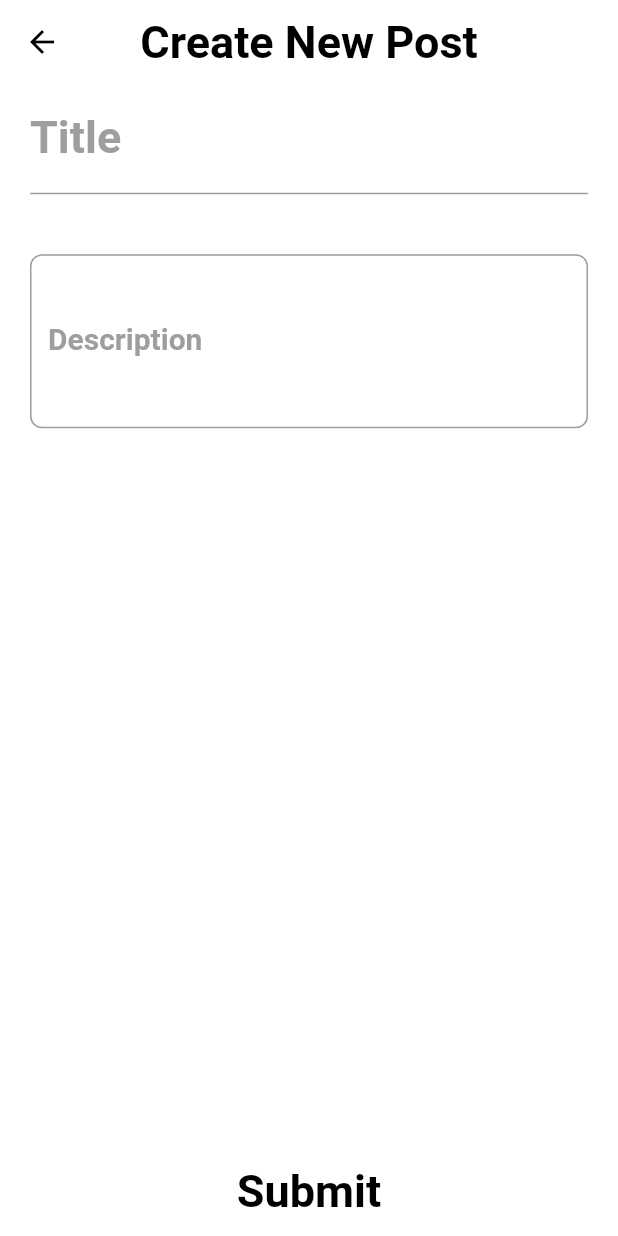
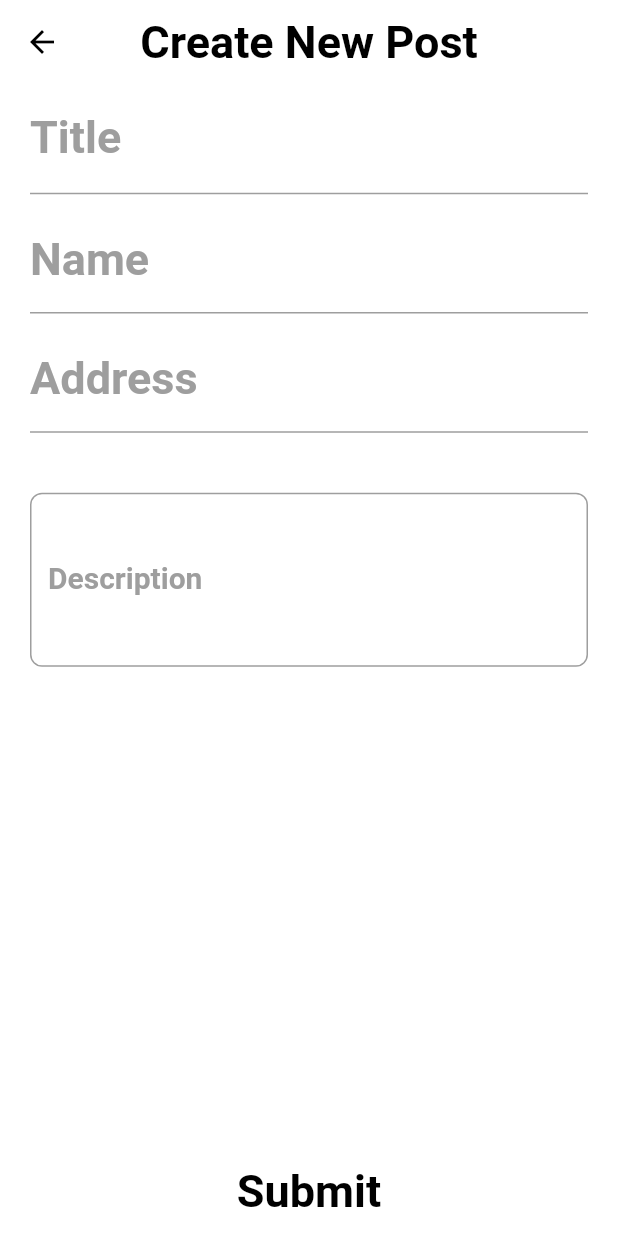
Before and after one commit to kyu21/CSCI-49000-Capstone, a Flutter app: the ScreenCreatePosts screen opened directly, on a phone screen of 412 x 824 dp. Run offline on Flutter 3.47's test engine with Material 2 defaults, Android fonts, the phone set to English and light mode, and no system bars; our stand-ins replace firebase_core, pull_to_refresh; missing offline and left inert: lit_firebase_auth; accounts and stored records are empty.

Commit message:
- Fixes
- Fixed a bunch of state bugs and displayed name of user when signed in with google.

```diff
--- a/frontend/LocalHelper/lib/settings.dart
+++ b/frontend/LocalHelper/lib/Additions/settings.dart
@@ -2,15 +2,9 @@ import 'package:flutter/cupertino.dart';
 
 class Settings extends ChangeNotifier {
   bool darkMode = false;
-  String profileName = 'test';
 
   void changeDark() {
     darkMode = !darkMode;
     notifyListeners();
   }
-
-  void updateName(name) {
-    profileName = name;
-    notifyListeners();
-  }
 }
--- a/frontend/LocalHelper/lib/Screens/MainPages/MyPosts/screen_createposts.dart
+++ b/frontend/LocalHelper/lib/Screens/MainPages/MyPosts/screen_createposts.dart
@@ -1,6 +1,6 @@
 import 'package:flutter/material.dart';
+import 'package:localhelper/Additions/settings.dart';
 import 'package:localhelper/Screens/MainPages/MyPosts/personalPosts.dart';
-import 'package:localhelper/settings.dart';
 import 'package:provider/provider.dart';
 
 class ScreenCreatePosts extends StatefulWidget {
@@ -10,6 +10,8 @@ class ScreenCreatePosts extends StatefulWidget {
 
 class _ScreenCreatePostsState extends State<ScreenCreatePosts> {
   final titleController = TextEditingController();
+  final nameController = TextEditingController();
+  final addressController = TextEditingController();
   final descriptionController = TextEditingController();
 
   @override
@@ -20,8 +22,9 @@ class _ScreenCreatePostsState extends State<ScreenCreatePosts> {
 
   @override
   Widget build(BuildContext context) {
-    return Consumer<Settings>(
-      builder: (context, settings, child) {
+    // Providers
+    Settings settings = Provider.of<Settings>(context);
+
     return GestureDetector(
       onTap: () {
         FocusScope.of(context).requestFocus(FocusNode());
@@ -62,6 +65,58 @@ class _ScreenCreatePostsState extends State<ScreenCreatePosts> {
                   ),
                   hintText: 'Ex: Babysitting, Tutor, Cleanup ...',
                   hintStyle: TextStyle(fontSize: 20),
+                  enabledBorder: UnderlineInputBorder(
+                    borderSide: BorderSide(color: Colors.grey),
+                  ),
+                ),
+              ),
+            ),
+
+            SizedBox(height: 10),
+
+            // Author
+            Padding(
+              padding: const EdgeInsets.only(left: 20, right: 20),
+              child: TextField(
+                controller: nameController,
+                cursorColor: settings.darkMode ? Colors.white : Colors.grey,
+                keyboardType: TextInputType.name,
+                style: TextStyle(
+                  color: settings.darkMode ? Colors.white : Colors.black,
+                ),
+                decoration: InputDecoration(
+                  labelText: 'Name',
+                  labelStyle: TextStyle(
+                    color: Colors.grey,
+                    fontSize: 30,
+                    fontWeight: FontWeight.bold,
+                  ),
+                  enabledBorder: UnderlineInputBorder(
+                    borderSide: BorderSide(color: Colors.grey),
+                  ),
+                ),
+              ),
+            ),
+
+            SizedBox(height: 10),
+
+            // Address
+            Padding(
+              padding: const EdgeInsets.only(left: 20, right: 20),
+              child: TextField(
+                controller: addressController,
+                cursorColor: settings.darkMode ? Colors.white : Colors.grey,
+                keyboardType: TextInputType.name,
+                style: TextStyle(
+                  color: settings.darkMode ? Colors.white : Colors.black,
+                ),
+                decoration: InputDecoration(
+                  labelText: 'Address',
+                  labelStyle: TextStyle(
+                    color: Colors.grey,
+                    fontSize: 30,
+                    fontWeight: FontWeight.bold,
+                  ),
                   enabledBorder: UnderlineInputBorder(
                     borderSide: BorderSide(color: Colors.grey),
                   ),
@@ -115,9 +170,12 @@ class _ScreenCreatePostsState extends State<ScreenCreatePosts> {
                         } else {
                           Navigator.pop(
                               context,
-                                MyPosts(titleController.text,
-                                    descriptionController.text),
-                              );
+                              MyPosts(
+                                titleController.text,
+                                descriptionController.text,
+                                nameController.text,
+                                addressController.text,
+                              ));
                         }
                       },
                       splashColor:
@@ -129,9 +187,8 @@ class _ScreenCreatePostsState extends State<ScreenCreatePosts> {
                       child: Text(
                         'Submit',
                         style: TextStyle(
-                              color: settings.darkMode
-                                  ? Colors.white
-                                  : Colors.black,
+                          color:
+                              settings.darkMode ? Colors.white : Colors.black,
                           fontSize: 30,
                           fontWeight: FontWeight.bold,
                         ),
@@ -145,7 +202,5 @@ class _ScreenCreatePostsState extends State<ScreenCreatePosts> {
         ),
       ),
     );
-      },
-    );
   }
 }
```
Also changed, not shown: frontend/LocalHelper/lib/Additions/authSettings.dart (added, +10 -0 lines), frontend/LocalHelper/lib/Screens/MainPages/MyPosts/personalPosts.dart (+30 -8 lines), frontend/LocalHelper/lib/Screens/MainPages/MyPosts/screen_myposts.dart (+6 -9 lines), frontend/LocalHelper/lib/Screens/MainPages/Posts/screen_posts.dart (renamed from frontend/LocalHelper/lib/Screens/MainPages/screen_posts.dart, +7 -9 lines), frontend/LocalHelper/lib/Screens/MainPages/Settings/screen_settings.dart (added, +70 -0 lines), frontend/LocalHelper/lib/Screens/MainPages/screen_settings.dart (deleted, +0 -59 lines), frontend/LocalHelper/lib/home.dart (renamed from frontend/LocalHelper/lib/Screens/screen_main.dart, +11 -10 lines), frontend/LocalHelper/lib/initialize.dart (renamed from frontend/LocalHelper/lib/Screens/screen_start.dart, +31 -3 lines), frontend/LocalHelper/lib/main.dart (+23 -8 lines), frontend/LocalHelper/lib/Additions/Screens/screen_error.dart (renamed from frontend/LocalHelper/lib/Screens/screen_error.dart), frontend/LocalHelper/lib/Additions/Screens/screen_load.dart (renamed from frontend/LocalHelper/lib/Screens/screen_load.dart). Lines whose indentation alone changed are shown as unchanged.
